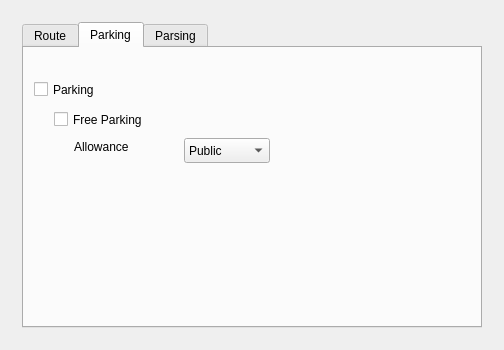
Before: the Qt Designer form WinNav/widget.ui in meins111/fapra, drawn with Qt 5.
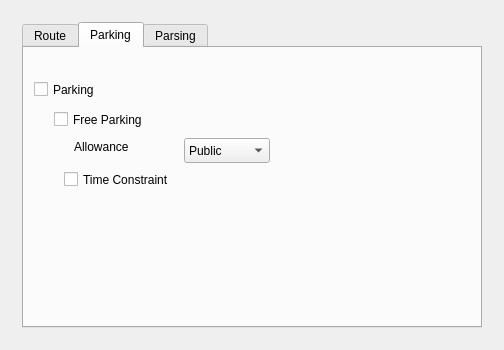
After: the same form once the commit is applied. The open tabs and pages were chosen to show the change.

```diff
--- a/WinNav/widget.ui
+++ b/WinNav/widget.ui
@@ -249,6 +249,19 @@
            <string/>
           </property>
          </widget>
+         <widget class="QCheckBox" name="timeConstraintCheckbox">
+          <property name="geometry">
+           <rect>
+            <x>40</x>
+            <y>120</y>
+            <width>141</width>
+            <height>23</height>
+           </rect>
+          </property>
+          <property name="text">
+           <string>Time Constraint</string>
+          </property>
+         </widget>
         </widget>
         <widget class="QWidget" name="Settings">
          <attribute name="title">
```
Left out of the diff: 17 changed lines with no effect on the pictures.
